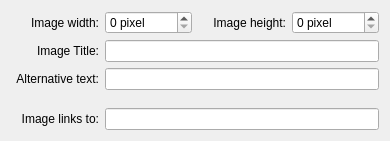
chusopr/kdepim-ktimetracker-akonadi, file blogilo/src/composer/dialogs/editimagebase.ui: the form before one commit.
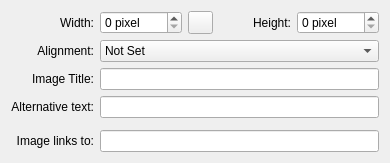
The form after the commit. Custom widgets are drawn as their Qt base class.

Commit message: Support for image alignment via Add/Edit Image dialg BlockQuote and addSplitter actions implemented

Diff of the .ui file:
```diff
--- a/blogilo/src/composer/dialogs/editimagebase.ui
+++ b/blogilo/src/composer/dialogs/editimagebase.ui
@@ -1,22 +1,22 @@
 <ui version="4.0" >
  <class>EditImageBase</class>
- <widget class="QWidget" name="EditImageBase" >
-  <property name="geometry" >
+ <widget class="QWidget" name="EditImageBase">
+  <property name="geometry">
    <rect>
     <x>0</x>
     <y>0</y>
     <width>390</width>
-    <height>141</height>
+    <height>147</height>
    </rect>
   </property>
   <property name="windowTitle" >
    <string comment="verb, to modify selected image attributes" >Edit Image Properties</string>
   </property>
-  <layout class="QGridLayout" name="gridLayout" >
-   <item row="0" column="0" >
-    <widget class="QLabel" name="labelWidth" >
-     <property name="text" >
-      <string comment="noun, width of the image in pixels" >Image width:</string>
+  <layout class="QGridLayout" name="gridLayout">
+   <item row="0" column="0">
+    <widget class="QLabel" name="labelWidth">
+     <property name="text">
+      <string comment="noun, width of the image in pixels">Width:</string>
      </property>
      <property name="alignment" >
       <set>Qt::AlignRight|Qt::AlignTrailing|Qt::AlignVCenter</set>
@@ -36,9 +36,9 @@
      </property>
     </widget>
    </item>
-   <item row="0" column="3" >
-    <widget class="KIntSpinBox" name="spinboxHeight" >
-     <property name="suffix" >
+   <item row="0" column="4">
+    <widget class="KIntSpinBox" name="spinboxHeight">
+     <property name="suffix">
       <string> pixel</string>
      </property>
      <property name="prefix" >
@@ -52,9 +52,9 @@
      </property>
     </widget>
    </item>
-   <item row="1" column="0" >
-    <widget class="QLabel" name="labelTitle" >
-     <property name="text" >
+   <item row="2" column="0">
+    <widget class="QLabel" name="labelTitle">
+     <property name="text">
       <string>Image Title:</string>
      </property>
      <property name="alignment" >
@@ -62,43 +62,43 @@
      </property>
     </widget>
    </item>
-   <item row="0" column="2" >
-    <widget class="QLabel" name="labelHeight" >
-     <property name="text" >
-      <string comment="noun, height of the image in pixels" >Image height:</string>
+   <item row="0" column="3">
+    <widget class="QLabel" name="labelHeight">
+     <property name="text">
+      <string comment="noun, height of the image in pixels">Height:</string>
      </property>
      <property name="alignment" >
       <set>Qt::AlignRight|Qt::AlignTrailing|Qt::AlignVCenter</set>
      </property>
     </widget>
    </item>
-   <item row="1" column="1" colspan="3" >
-    <widget class="KLineEdit" name="txtTitle" >
-     <property name="showClearButton" stdset="0" >
+   <item row="2" column="1" colspan="4">
+    <widget class="KLineEdit" name="txtTitle">
+     <property name="showClearButton" stdset="0">
       <bool>true</bool>
      </property>
     </widget>
    </item>
-   <item row="3" column="0" >
-    <widget class="QLabel" name="labelAltText" >
-     <property name="text" >
-      <string comment="the alternative text which is displayed to the user, if the image can not be loaded." >Alternative text:</string>
+   <item row="4" column="0">
+    <widget class="QLabel" name="labelAltText">
+     <property name="text">
+      <string comment="the alternative text which is displayed to the user, if the image can not be loaded.">Alternative text:</string>
      </property>
      <property name="alignment" >
       <set>Qt::AlignRight|Qt::AlignTrailing|Qt::AlignVCenter</set>
      </property>
     </widget>
    </item>
-   <item row="3" column="1" colspan="3" >
-    <widget class="KLineEdit" name="txtAltText" >
-     <property name="showClearButton" stdset="0" >
+   <item row="4" column="1" colspan="4">
+    <widget class="KLineEdit" name="txtAltText">
+     <property name="showClearButton" stdset="0">
       <bool>true</bool>
      </property>
     </widget>
    </item>
-   <item row="5" column="0" >
-    <widget class="QLabel" name="labelLink" >
-     <property name="text" >
+   <item row="6" column="0">
+    <widget class="QLabel" name="labelLink">
+     <property name="text">
       <string>Image links to:</string>
      </property>
      <property name="alignment" >
@@ -106,15 +106,66 @@
      </property>
     </widget>
    </item>
-   <item row="5" column="1" colspan="3" >
-    <widget class="KLineEdit" name="txtLink" >
-     <property name="showClearButton" stdset="0" >
+   <item row="6" column="1" colspan="4">
+    <widget class="KLineEdit" name="txtLink">
+     <property name="showClearButton" stdset="0">
       <bool>true</bool>
      </property>
     </widget>
    </item>
-   <item row="4" column="0" colspan="4" >
-    <widget class="KSeparator" name="kseparator" />
+   <item row="5" column="0" colspan="5">
+    <widget class="KSeparator" name="kseparator"/>
+   </item>
+   <item row="0" column="2">
+    <widget class="KPushButton" name="btnKeepRatio">
+     <property name="maximumSize">
+      <size>
+       <width>25</width>
+       <height>25</height>
+      </size>
+     </property>
+     <property name="toolTip">
+      <string extracomment="Image aspect ratio">Keep Ratio</string>
+     </property>
+     <property name="checkable">
+      <bool>true</bool>
+     </property>
+    </widget>
+   </item>
+   <item row="1" column="0">
+    <widget class="QLabel" name="labelTitle_2">
+     <property name="text">
+      <string extracomment="Image Alignment">Alignment:</string>
+     </property>
+     <property name="alignment">
+      <set>Qt::AlignRight|Qt::AlignTrailing|Qt::AlignVCenter</set>
+     </property>
+     <property name="buddy">
+      <cstring>txtTitle</cstring>
+     </property>
+    </widget>
+   </item>
+   <item row="1" column="1" colspan="4">
+    <widget class="KComboBox" name="alignment">
+     <property name="currentIndex">
+      <number>0</number>
+     </property>
+     <item>
+      <property name="text">
+       <string extracomment="Alignment">Not Set</string>
+      </property>
+     </item>
+     <item>
+      <property name="text">
+       <string extracomment="Alignment">Right</string>
+      </property>
+     </item>
+     <item>
+      <property name="text">
+       <string extracomment="Alignment">Left</string>
+      </property>
+     </item>
+    </widget>
    </item>
   </layout>
  </widget>
@@ -124,11 +175,21 @@
    <extends>QSpinBox</extends>
    <header>knuminput.h</header>
   </customwidget>
+  <customwidget>
+   <class>KPushButton</class>
+   <extends>QPushButton</extends>
+   <header>kpushbutton.h</header>
+  </customwidget>
   <customwidget>
    <class>KLineEdit</class>
    <extends>QLineEdit</extends>
    <header>klineedit.h</header>
   </customwidget>
+  <customwidget>
+   <class>KComboBox</class>
+   <extends>QComboBox</extends>
+   <header>kcombobox.h</header>
+  </customwidget>
   <customwidget>
    <class>KSeparator</class>
    <extends>QFrame</extends>
```
Left out of the diff: 48 changed lines with no effect on the pictures. The commit also changes 3 other files.
